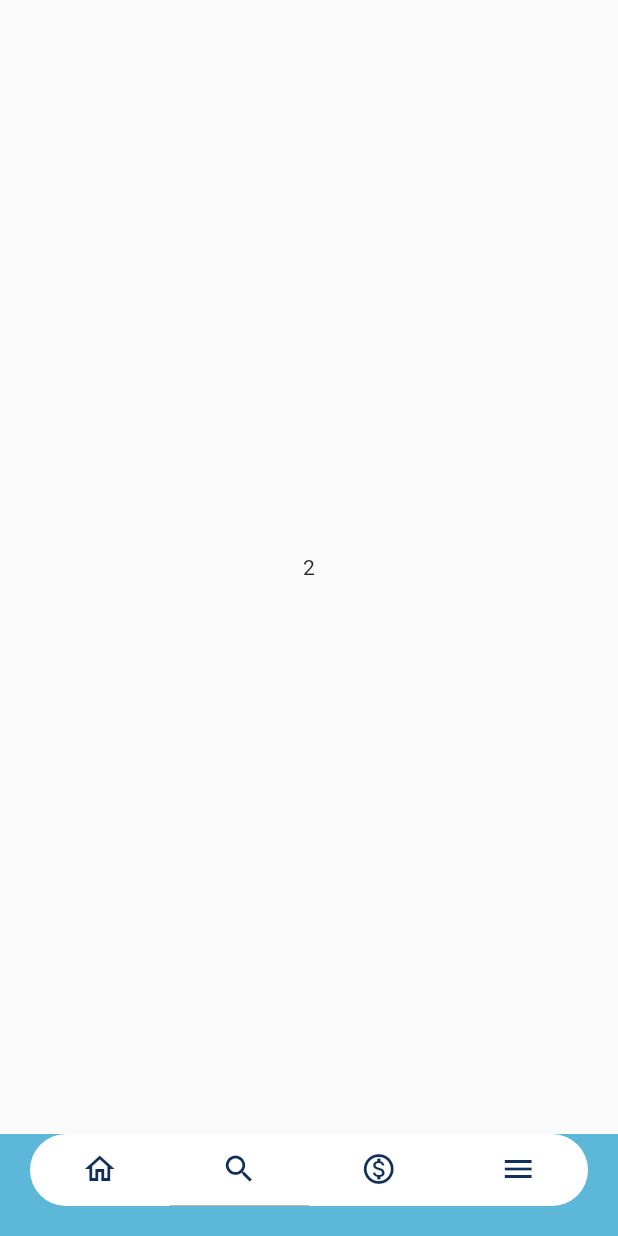
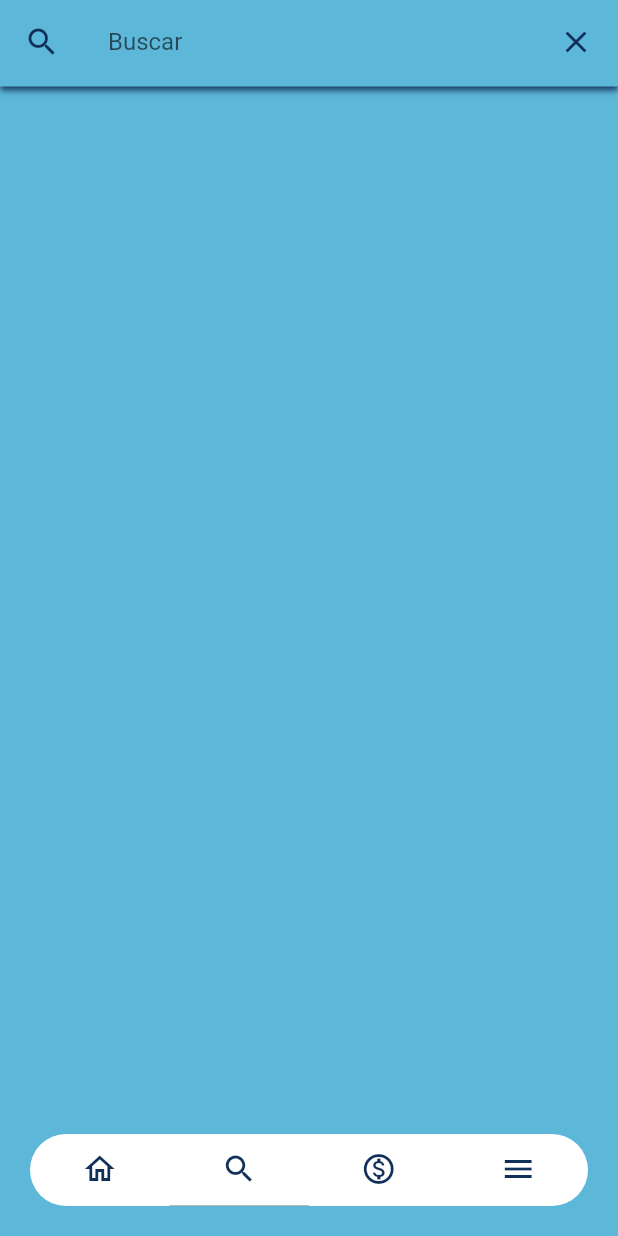
Before and after one commit to Ar1123/domo, a Flutter app: the screen it shows after launch, item 2 of the bottom bar chosen, on a phone screen of 412 x 824 dp. Run offline on Flutter 3.47's test engine with Material 2 defaults, Android fonts, the phone set to English and light mode, and no system bars; our stand-ins replace carousel_slider, google_fonts, pin_code_fields.

Commit message:
pestaña de busqueda

```diff
--- a/lib/src/presentation/pages/home/home_page.dart
+++ b/lib/src/presentation/pages/home/home_page.dart
@@ -33,10 +33,7 @@ class _HomePageState extends State<HomePage>
               controller: _tabController,
               children: [
                 ListServicePage(),
-                Center(
-                    child: Container(
-                  child: Text('2'),
-                )),
+                SearchService(),
                 Center(
                     child: Container(
                   child: Text('3'),
@@ -83,7 +80,6 @@ class _HomePageState extends State<HomePage>
                             Icons.search_outlined,
                             size: 24.0,
                             color: colorText,
-
                           ),
                         ),
                         Tab(
@@ -91,7 +87,6 @@ class _HomePageState extends State<HomePage>
                             Icons.monetization_on_outlined,
                             size: 24.0,
                             color: colorText,
-
                           ),
                         ),
                         Tab(
@@ -99,7 +94,6 @@ class _HomePageState extends State<HomePage>
                             Icons.menu,
                             size: 24.0,
                             color: colorText,
-
                           ),
                         ),
                       ],
--- /dev/null
+++ b/lib/src/presentation/pages/home/search_service/search_service.dart
@@ -0,0 +1,52 @@
+import 'package:domo/src/config/style/style.dart';
+import 'package:flutter/material.dart';
+
+class SearchService extends StatelessWidget {
+  const SearchService({Key? key}) : super(key: key);
+
+  @override
+  Widget build(BuildContext context) {
+    final size = MediaQuery.of(context).size;
+    return SafeArea(
+      child: Scaffold(
+        backgroundColor: backGroundColor,
+        body: Column(
+          children: [
+            _inputSearch(size: size),
+          ],
+        ),
+      ),
+    );
+  }
+
+  Widget _inputSearch({required Size size}) => Container(
+        height: size.height * .07,
+        child: ListTile(
+          leading: Icon(
+            Icons.search_outlined,
+            color: colorText,
+          ),
+          title: TextField(
+
+            decoration: InputDecoration(
+              hintText: 'Buscar',
+              border: InputBorder.none,
+              errorBorder: InputBorder.none,
+              focusedBorder: InputBorder.none,
+              disabledBorder: InputBorder.none,
+            ),
+          ),
+          trailing: Icon(
+            Icons.clear_outlined,
+            color: colorText,
+          ),
+        ),
+        decoration: BoxDecoration(color: backGroundColor, boxShadow: [
+          BoxShadow(
+            color: colorText,
+            offset: Offset(0, 2),
+            blurRadius: 3,
+          )
+        ]),
+      );
+}
--- a/lib/src/presentation/pages/pages.dart
+++ b/lib/src/presentation/pages/pages.dart
@@ -4,3 +4,4 @@ export 'auth/user_type.dart';
 export 'home/profile/profile_page.dart';
 export 'home/service_list/list_service_page.dart';
 export 'home/home_page.dart';
+export 'home/search_service/search_service.dart';
```
